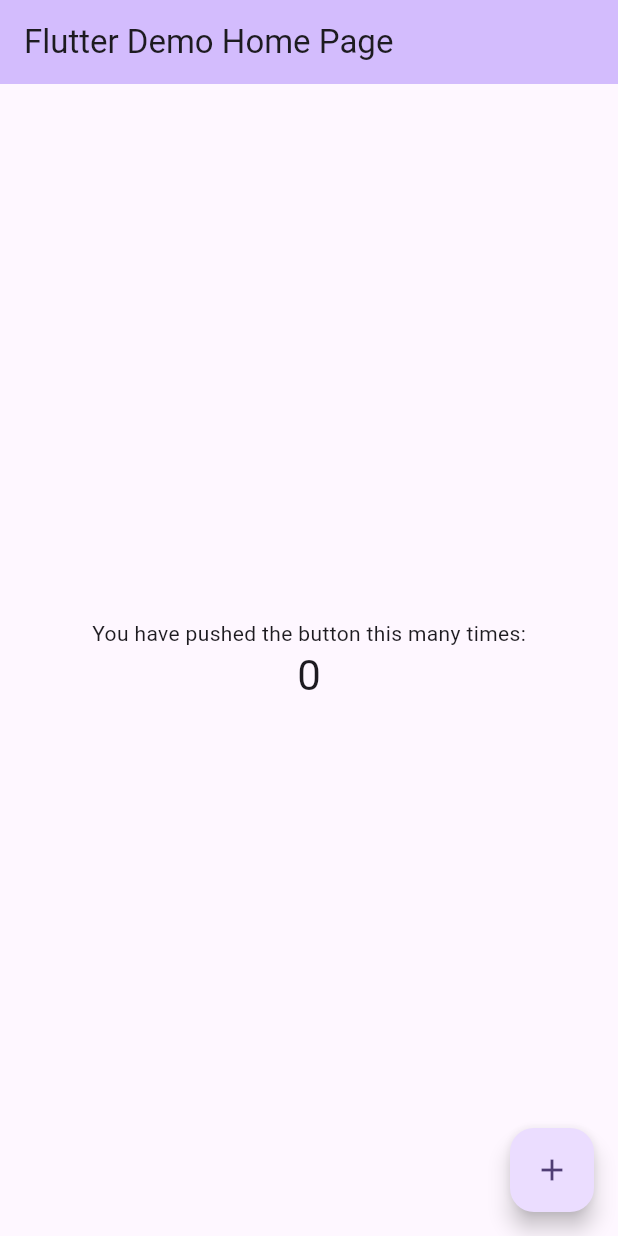
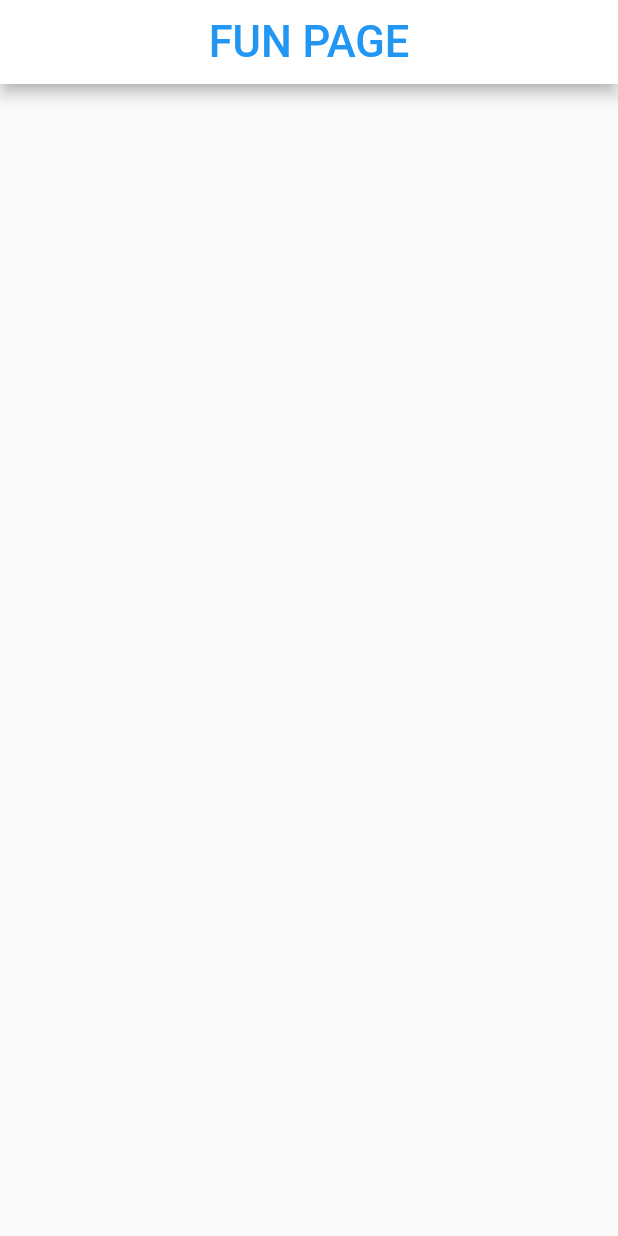
Before and after one commit to Lovric348/BLoC_learning, a Flutter app: the screen it shows after launch, on a phone screen of 412 x 824 dp. Run offline on Flutter 3.47's test engine with Material 2 defaults, Android fonts, the phone set to English and light mode, and no system bars; our stand-ins replace bloc, equatable, flutter_bloc.

Commit message:
Forth commit

```diff
--- a/lib/bloc/colors/bloc/colors_state.dart
+++ b/lib/bloc/colors/bloc/colors_state.dart
@@ -5,15 +5,18 @@ part of 'colors_bloc.dart';
 class ColorsState extends Equatable {
   final Color color;
   final int number;
+  final Color colorTitle;
+
 
   const ColorsState(
-    {required this.color, required this.number}
+    {required this.color, required this.number, required this.colorTitle}
 
     );
 
   factory ColorsState.initial() => ColorsState(
     number: 0,
-    color: Colors.pink,
+    color: Colors.white,
+    colorTitle: Colors.blue
     );
   @override
   List<Object> get props => [color];
@@ -24,10 +27,12 @@ class ColorsState extends Equatable {
   ColorsState copyWith({
     Color? color,
     int? number,
+    Color? colorTitle,
   }) {
     return ColorsState(
       color: color ?? this.color,
       number: number ?? this.number,
+      colorTitle: colorTitle ?? this.colorTitle,
     );
   }
 
--- a/lib/main.dart
+++ b/lib/main.dart
@@ -1,4 +1,6 @@
+import 'package:bloc_learning/presentation/screens/fun_page.dart';
 import 'package:flutter/material.dart';
+
 
 void main() {
   runApp(const MyApp());
@@ -10,116 +12,6 @@ class MyApp extends StatelessWidget {
   // This widget is the root of your application.
   @override
   Widget build(BuildContext context) {
-    return MaterialApp(
-      title: 'Flutter Demo',
-      theme: ThemeData(
-        // This is the theme of your application.
-        //
-        // TRY THIS: Try running your application with "flutter run". You'll see
-        // the application has a blue toolbar. Then, without quitting the app,
-        // try changing the seedColor in the colorScheme below to Colors.green
-        // and then invoke "hot reload" (save your changes or press the "hot
-        // reload" button in a Flutter-supported IDE, or press "r" if you used
-        // the command line to start the app).
-        //
-        // Notice that the counter didn't reset back to zero; the application
-        // state is not lost during the reload. To reset the state, use hot
-        // restart instead.
-        //
-        // This works for code too, not just values: Most code changes can be
-        // tested with just a hot reload.
-        colorScheme: ColorScheme.fromSeed(seedColor: Colors.deepPurple),
-        useMaterial3: true,
-      ),
-      home: const MyHomePage(title: 'Flutter Demo Home Page'),
-    );
+    return FunPage();
   }
 }
-
-class MyHomePage extends StatefulWidget {
-  const MyHomePage({super.key, required this.title});
-
-  // This widget is the home page of your application. It is stateful, meaning
-  // that it has a State object (defined below) that contains fields that affect
-  // how it looks.
-
-  // This class is the configuration for the state. It holds the values (in this
-  // case the title) provided by the parent (in this case the App widget) and
-  // used by the build method of the State. Fields in a Widget subclass are
-  // always marked "final".
-
-  final String title;
-
-  @override
-  State<MyHomePage> createState() => _MyHomePageState();
-}
-
-class _MyHomePageState extends State<MyHomePage> {
-  int _counter = 0;
-
-  void _incrementCounter() {
-    setState(() {
-      // This call to setState tells the Flutter framework that something has
-      // changed in this State, which causes it to rerun the build method below
-      // so that the display can reflect the updated values. If we changed
-      // _counter without calling setState(), then the build method would not be
-      // called again, and so nothing would appear to happen.
-      _counter++;
-    });
-  }
-
-  @override
-  Widget build(BuildContext context) {
-    // This method is rerun every time setState is called, for instance as done
-    // by the _incrementCounter method above.
-    //
-    // The Flutter framework has been optimized to make rerunning build methods
-    // fast, so that you can just rebuild anything that needs updating rather
-    // than having to individually change instances of widgets.
-    return Scaffold(
-      appBar: AppBar(
-        // TRY THIS: Try changing the color here to a specific color (to
-        // Colors.amber, perhaps?) and trigger a hot reload to see the AppBar
-        // change color while the other colors stay the same.
-        backgroundColor: Theme.of(context).colorScheme.inversePrimary,
-        // Here we take the value from the MyHomePage object that was created by
-        // the App.build method, and use it to set our appbar title.
-        title: Text(widget.title),
-      ),
-      body: Center(
-        // Center is a layout widget. It takes a single child and positions it
-        // in the middle of the parent.
-        child: Column(
-          // Column is also a layout widget. It takes a list of children and
-          // arranges them vertically. By default, it sizes itself to fit its
-          // children horizontally, and tries to be as tall as its parent.
-          //
-          // Column has various properties to control how it sizes itself and
-          // how it positions its children. Here we use mainAxisAlignment to
-          // center the children vertically; the main axis here is the vertical
-          // axis because Columns are vertical (the cross axis would be
-          // horizontal).
-          //
-          // TRY THIS: Invoke "debug painting" (choose the "Toggle Debug Paint"
-          // action in the IDE, or press "p" in the console), to see the
-          // wireframe for each widget.
-          mainAxisAlignment: MainAxisAlignment.center,
-          children: <Widget>[
-            const Text(
-              'You have pushed the button this many times:',
-            ),
-            Text(
-              '$_counter',
-              style: Theme.of(context).textTheme.headlineMedium,
-            ),
-          ],
-        ),
-      ),
-      floatingActionButton: FloatingActionButton(
-        onPressed: _incrementCounter,
-        tooltip: 'Increment',
-        child: const Icon(Icons.add),
-      ), // This trailing comma makes auto-formatting nicer for build methods.
-    );
-  }
-}
--- /dev/null
+++ b/lib/presentation/screens/fun_page.dart
@@ -0,0 +1,37 @@
+import 'package:flutter/material.dart';
+import 'package:flutter_bloc/flutter_bloc.dart';
+import '../../bloc/colors/bloc/colors_bloc.dart';
+
+
+
+class FunPage extends StatelessWidget {
+  const FunPage({Key? key}) : super(key: key);
+
+  @override
+  Widget build(BuildContext context) {
+    return BlocProvider(
+      create: (context) => ColorsBloc(),
+      child: MaterialApp(
+        debugShowCheckedModeBanner: false,
+        home: BlocBuilder<ColorsBloc, ColorsState>(
+         builder: (BuildContext context, state) {
+          return Scaffold(
+            appBar: AppBar(
+              backgroundColor: state.color,
+              centerTitle: true,
+              title: Text(
+                'FUN PAGE',
+                style: TextStyle(
+                  color: state.colorTitle,
+                  fontSize: 29,
+                ),),
+            ),
+          );
+
+         }),
+
+      ),
+    );
+
+  }
+}
```
Also changed, not shown: lib/bloc/colors/bloc/colors_bloc.dart (+24 -2 lines).
